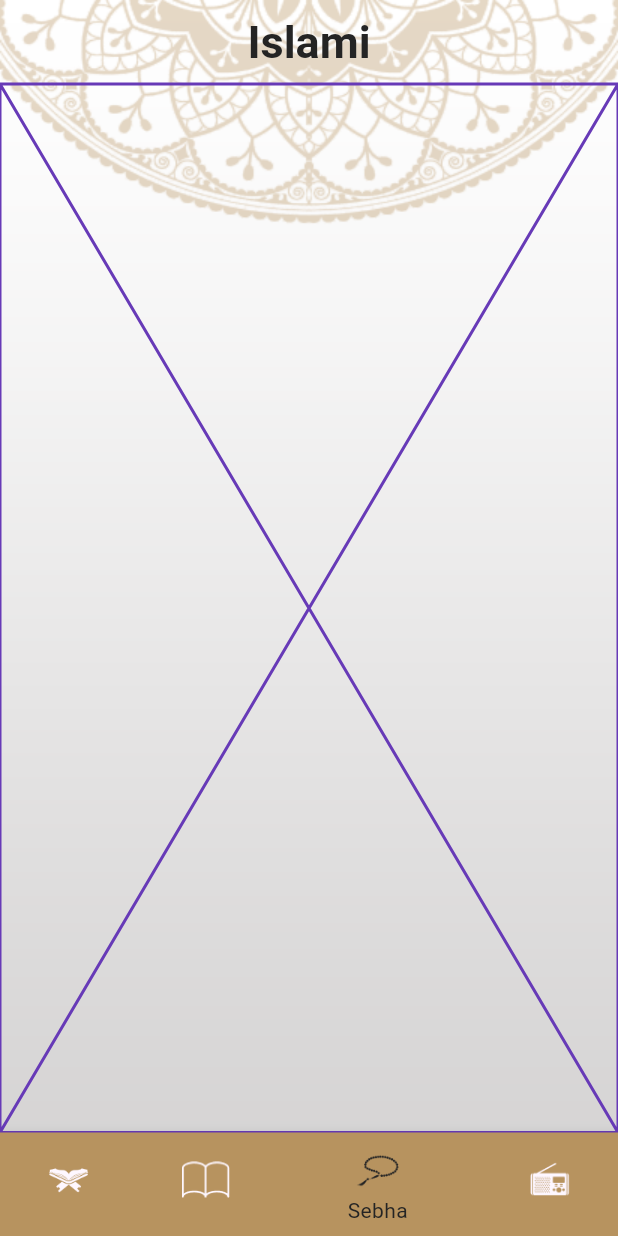
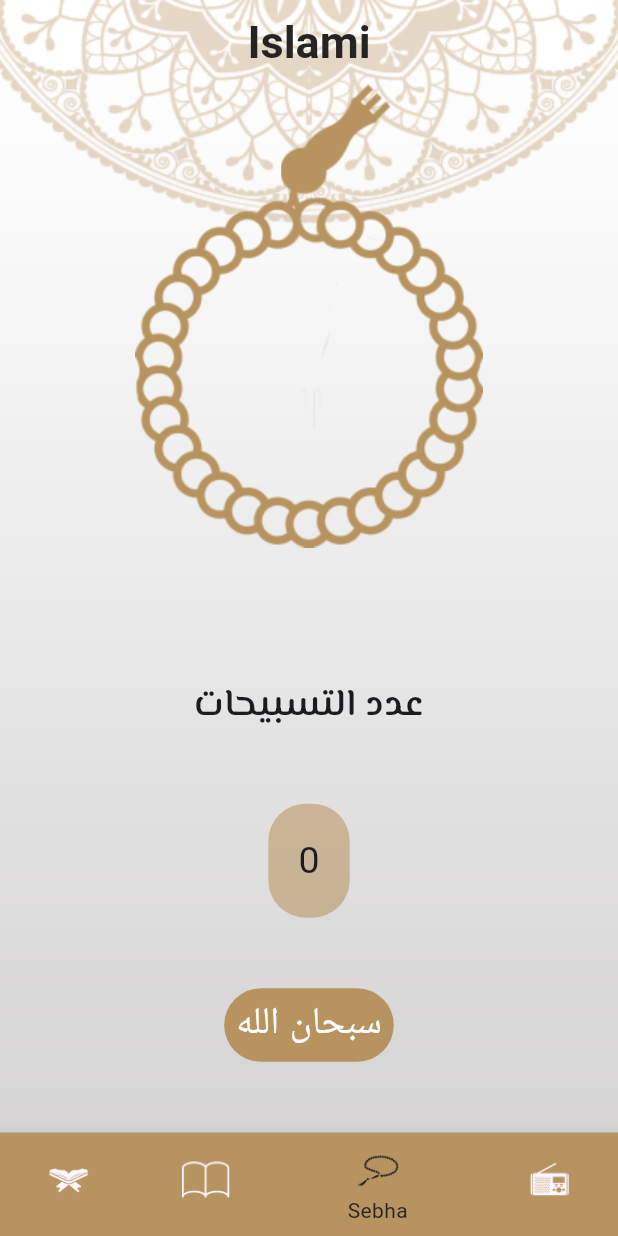
Before and after one commit to AmrElemam/Islami, a Flutter app: the screen it shows after launch, item 3 of the bottom bar chosen, on a phone screen of 412 x 824 dp. Run offline on Flutter 3.47's test engine with Material 3 defaults, Android fonts, the phone set to English and light mode, and no system bars.

Commit message:
- Sebha Tab

```diff
--- a/lib/home/homescreen.dart
+++ b/lib/home/homescreen.dart
@@ -18,7 +18,7 @@ class _HomeScreenState extends State<HomeScreen> {
   List<Widget> tabs = [
     const QuranTab(),
     const HadethTab(),
-    const SebhaTab(),
+    SebhaTab(),
     const RadioTab()
   ];
 
--- a/lib/home/tabs/sedhatab/sebhatab.dart
+++ b/lib/home/tabs/sedhatab/sebhatab.dart
@@ -1,12 +1,113 @@
 import 'package:flutter/material.dart';
 
-class SebhaTab extends StatelessWidget {
+class SebhaTab extends StatefulWidget {
   const SebhaTab({super.key});
 
   @override
+  State<SebhaTab> createState() => _SebhaTabState();
+}
+
+class _SebhaTabState extends State<SebhaTab> {
+  int counter = 0;
+  String tasbeehText = "سبحان الله";
+  double rotation = 0.0;
+
+  @override
   Widget build(BuildContext context) {
-    return const Placeholder(
-      color: Colors.deepPurple,
+    return Row(
+      mainAxisAlignment: MainAxisAlignment.center,
+      children: [
+        Column(
+          children: [
+            Expanded(
+              child: Column(
+                children: [
+                  Stack(
+                    alignment: AlignmentDirectional.topCenter,
+                    children: [
+                      Container(
+                          margin: const EdgeInsets.only(left: 35, bottom: 40),
+                          child: Image.asset("assets/images/headofsebha.png")),
+                      Container(
+                          margin: const EdgeInsets.only(top: 75),
+                          child: GestureDetector(
+                              onTap: () {
+                                tasbeh();
+                              },
+                              child: Transform.rotate(
+                                  angle:
+                                      rotation * (3.14159265358979323846 / 180),
+                                  child: Image.asset(
+                                      "assets/images/bodyofsebha.png")))),
+                    ],
+                  ),
+                ],
+              ),
+            ),
+            Expanded(
+              child: Column(
+                mainAxisAlignment: MainAxisAlignment.spaceEvenly,
+                children: [
+                  const Text(
+                    "عدد التسبيحات",
+                    style: TextStyle(
+                        fontFamily: "El Messiri",
+                        fontWeight: FontWeight.w600,
+                        fontSize: 25),
+                  ),
+                  Container(
+                    decoration: BoxDecoration(
+                      borderRadius: BorderRadius.circular(25),
+                      color: const Color(0x91B7935F),
+                    ),
+                    padding: const EdgeInsets.all(20),
+                    child: Text("$counter",
+                        style: const TextStyle(
+                            fontWeight: FontWeight.w400, fontSize: 25)),
+                  ),
+                  Container(
+                    decoration: BoxDecoration(
+                      borderRadius: BorderRadius.circular(25),
+                      color: const Color(0xFFB7935F),
+                    ),
+                    padding: const EdgeInsets.only(
+                        left: 8, right: 8, top: 5, bottom: 8),
+                    child: Text(tasbeehText,
+                        style: const TextStyle(
+                            color: Colors.white,
+                            fontWeight: FontWeight.w400,
+                            fontSize: 25,
+                            fontFamily: "Inter")),
+                  ),
+                ],
+              ),
+            )
+          ],
+        ),
+      ],
     );
   }
+
+  void tasbeh() {
+    if (tasbeehText == "سبحان الله" && counter == 33) {
+      tasbeehText = "الحمد لله";
+      counter = 0;
+      setState(() {});
+      return;
+    } else if (tasbeehText == "الحمد لله" && counter == 33) {
+      tasbeehText = "الله اكبر";
+      counter = 0;
+      setState(() {});
+      return;
+    } else if (tasbeehText == "الله اكبر" && counter == 33) {
+      tasbeehText = "سبحان الله";
+      counter = 0;
+      setState(() {});
+      return;
+    }
+    counter++;
+    setState(() {
+      rotation -= 45.0;
+    });
+  }
 }
--- a/pubspec.yaml
+++ b/pubspec.yaml
@@ -69,6 +69,10 @@ flutter:
         - asset: assets/fonts/Inter.ttf
         - asset: assets/fonts/Inter-Bold.ttf
           weight: 500
+    - family: El Messiri
+      fonts:
+        - asset: assets/fonts/ElMessiri-VariableFont_wght.ttf
+        - asset: assets/fonts/ElMessiri-SemiBold.ttf
   # An image asset can refer to one or more resolution-specific "variants", see
   # https://flutter.dev/assets-and-images/#resolution-aware
 
```
Also changed, not shown: assets/fonts/ElMessiri-SemiBold.ttf, assets/images/2.0x/bodyofsebha@2x.png (added), assets/images/2.0x/headofsebha@2x.png (added), assets/images/3.0x/bodyofsebha@3x.png (added), assets/images/bodyofsebha.png (added), assets/images/headofsebha.png (added).
